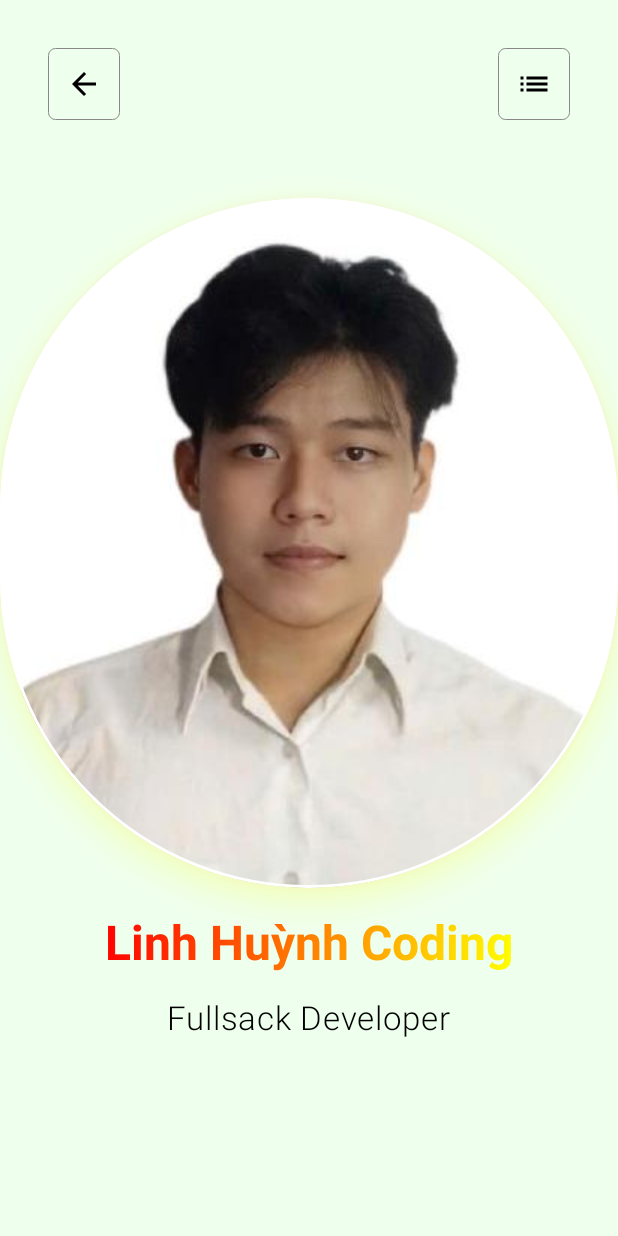
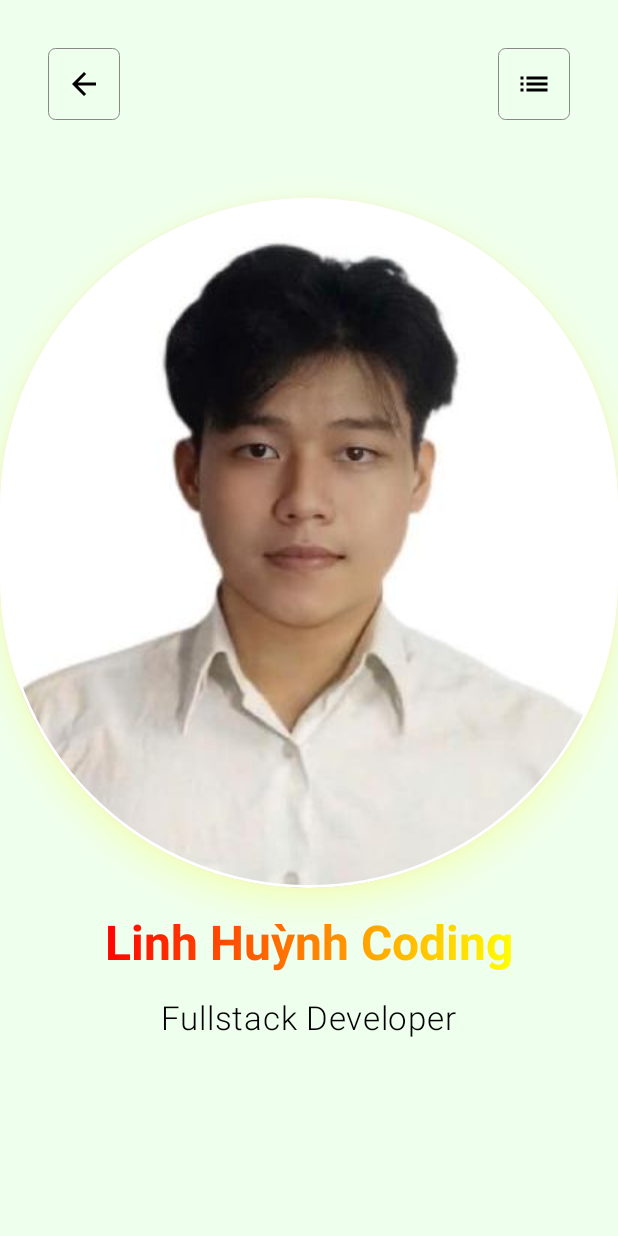
Before and after one commit to linhhuynhcoding/first-kotlin, an Android app built with Jetpack Compose: the screen it shows after launch (MainActivity), on a phone screen of 412 x 824 dp. Run offline under Robolectric (Android 15) with nearby library versions, the phone set to English and light mode, and no system bars.

Commit message:
fix. excercise. 1: mistyping

```diff
--- a/app/src/main/java/com/example/myapplication/MainActivity.kt
+++ b/app/src/main/java/com/example/myapplication/MainActivity.kt
@@ -148,7 +148,7 @@ fun Profile(modifier: Modifier) {
             )
         )
         Text(
-            text = "Fullsack Developer",
+            text = "Fullstack Developer",
             fontSize = 22.sp,
             fontWeight = FontWeight.Light
         )
```
Also changed, not shown: 2 other files.
